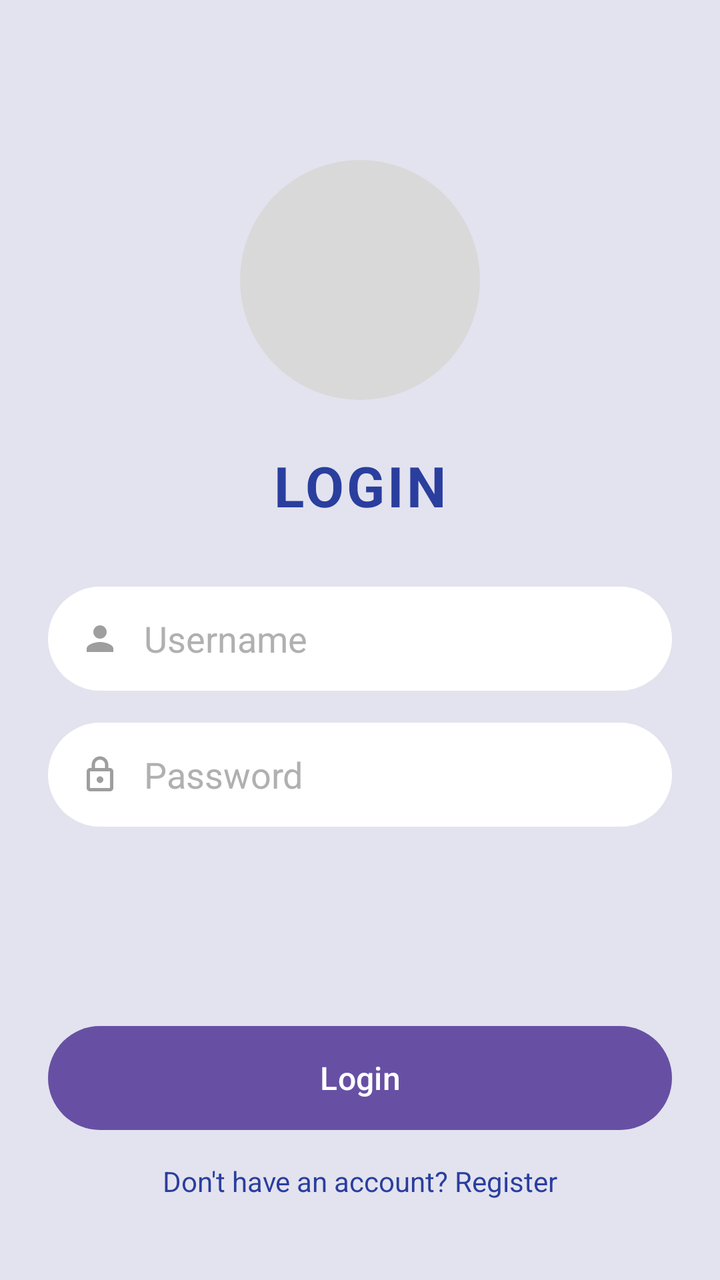
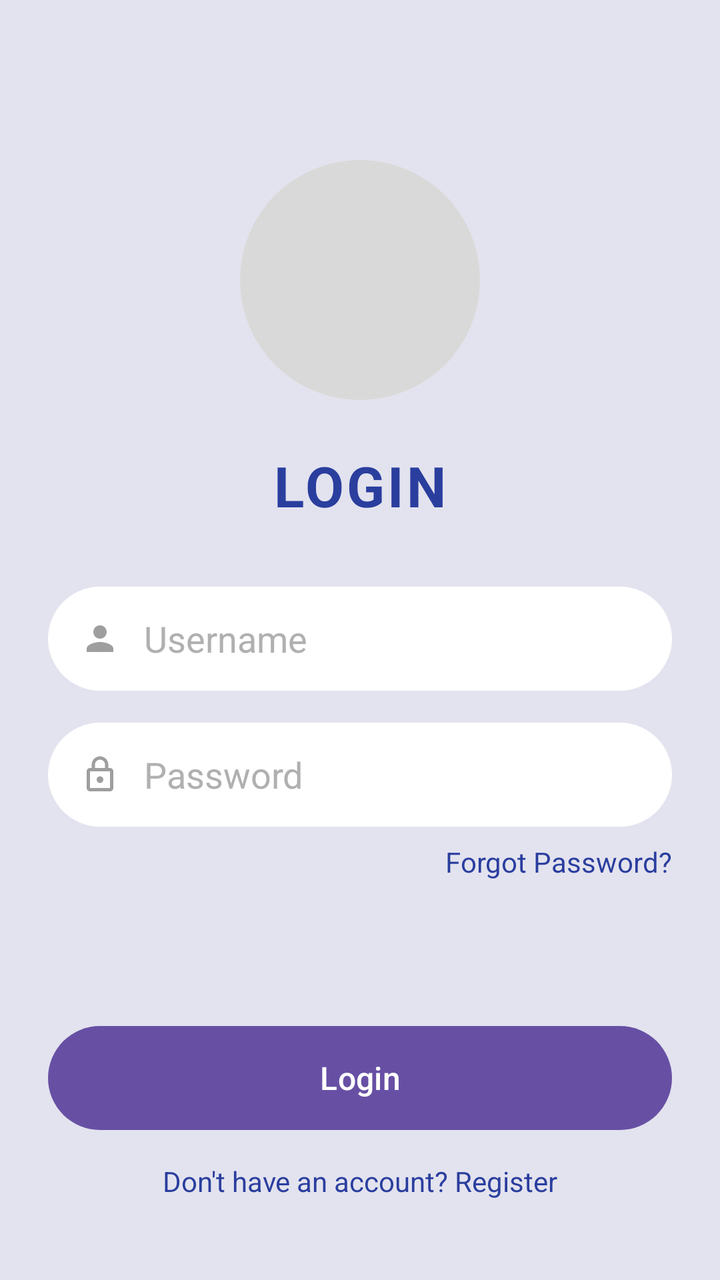

Compare the two renders of this Android layout. The source of the first and the diff that turns it into the second are given below.
<!-- AndroidManifest.xml: application theme Theme.EncikAircond -->
<!-- res/layout/activity_login.xml -->
<?xml version="1.0" encoding="utf-8"?>
<androidx.constraintlayout.widget.ConstraintLayout xmlns:android="http://schemas.android.com/apk/res/android"
    xmlns:app="http://schemas.android.com/apk/res-auto"
    xmlns:tools="http://schemas.android.com/tools"
    android:layout_width="match_parent"
    android:layout_height="match_parent"
    android:background="#E3E3EF"
    tools:context=".activities.LoginActivity">

    
    <View
        android:id="@+id/viewLogoCircle"
        android:layout_width="120dp"
        android:layout_height="120dp"
        android:background="@drawable/circle_logo"
        app:layout_constraintTop_toTopOf="parent"
        app:layout_constraintStart_toStartOf="parent"
        app:layout_constraintEnd_toEndOf="parent"
        android:layout_marginTop="80dp" />

    
    <TextView
        android:id="@+id/tvLoginTitle"
        android:layout_width="wrap_content"
        android:layout_height="wrap_content"
        android:text="LOGIN"
        android:textColor="#2A3E9E"
        android:textSize="28sp"
        android:textStyle="bold"
        android:letterSpacing="0.05"
        app:layout_constraintTop_toBottomOf="@id/viewLogoCircle"
        app:layout_constraintStart_toStartOf="parent"
        app:layout_constraintEnd_toEndOf="parent"
        android:layout_marginTop="24dp" />

    
    <LinearLayout
        android:id="@+id/layoutUsername"
        android:layout_width="0dp"
        android:layout_height="52dp"
        android:orientation="horizontal"
        android:gravity="center_vertical"
        android:background="@drawable/bg_input_field"
        android:paddingStart="16dp"
        android:paddingEnd="16dp"
        app:layout_constraintTop_toBottomOf="@id/tvLoginTitle"
        app:layout_constraintStart_toStartOf="parent"
        app:layout_constraintEnd_toEndOf="parent"
        android:layout_marginTop="32dp"
        android:layout_marginStart="24dp"
        android:layout_marginEnd="24dp">

        <ImageView
            android:layout_width="20dp"
            android:layout_height="20dp"
            android:src="@drawable/ic_person"
            app:tint="#9E9E9E" />

        <EditText
            android:id="@+id/etUsername"
            android:layout_width="0dp"
            android:layout_height="match_parent"
            android:layout_weight="1"
            android:layout_marginStart="12dp"
            android:hint="Username"
            android:textColorHint="#B0B0B0"
            android:textColor="#333333"
            android:background="@android:color/transparent"
            android:inputType="text"
            android:singleLine="true" />
    </LinearLayout>

    
    <LinearLayout
        android:id="@+id/layoutPassword"
        android:layout_width="0dp"
        android:layout_height="52dp"
        android:orientation="horizontal"
        android:gravity="center_vertical"
        android:background="@drawable/bg_input_field"
        android:paddingStart="16dp"
        android:paddingEnd="16dp"
        app:layout_constraintTop_toBottomOf="@id/layoutUsername"
        app:layout_constraintStart_toStartOf="parent"
        app:layout_constraintEnd_toEndOf="parent"
        android:layout_marginTop="16dp"
        android:layout_marginStart="24dp"
        android:layout_marginEnd="24dp">

        <ImageView
            android:layout_width="20dp"
            android:layout_height="20dp"
            android:src="@drawable/ic_lock"
            app:tint="#9E9E9E" />

        <EditText
            android:id="@+id/etPassword"
            android:layout_width="0dp"
            android:layout_height="match_parent"
            android:layout_weight="1"
            android:layout_marginStart="12dp"
            android:hint="Password"
            android:textColorHint="#B0B0B0"
            android:textColor="#333333"
            android:background="@android:color/transparent"
            android:inputType="textPassword"
            android:singleLine="true" />
    </LinearLayout>

    
    <Button
        android:id="@+id/btnLogin"
        android:layout_width="0dp"
        android:layout_height="52dp"
        android:text="Login"
        android:textColor="#FFFFFF"
        android:textSize="16sp"
        android:textAllCaps="false"
        android:background="@drawable/bg_button_login"
        app:layout_constraintStart_toStartOf="parent"
        app:layout_constraintEnd_toEndOf="parent"
        app:layout_constraintBottom_toTopOf="@id/tvRegister"
        android:layout_marginStart="24dp"
        android:layout_marginEnd="24dp"
        android:layout_marginBottom="16dp" />

    <TextView
        android:id="@+id/tvRegister"
        android:layout_width="wrap_content"
        android:layout_height="wrap_content"
        android:text="Don't have an account? Register"
        android:textColor="#2A3E9E"
        android:textSize="14sp"
        app:layout_constraintStart_toStartOf="parent"
        app:layout_constraintEnd_toEndOf="parent"
        app:layout_constraintBottom_toBottomOf="parent"
        android:layout_marginBottom="40dp"
        android:clickable="true"
        android:focusable="true" />

</androidx.constraintlayout.widget.ConstraintLayout>
<!-- resources referenced by this layout -->
<resources>
  <!-- drawable bg_button_login (drawable) -->
  <?xml version="1.0" encoding="utf-8"?>
  <shape xmlns:android="http://schemas.android.com/apk/res/android"
      android:shape="rectangle">
      <solid android:color="#2A3E9E" />
      <corners android:radius="26dp" />
  </shape>
  <!-- drawable bg_input_field (drawable) -->
  <?xml version="1.0" encoding="utf-8"?>
  <shape xmlns:android="http://schemas.android.com/apk/res/android"
      android:shape="rectangle">
      <solid android:color="#FFFFFF" />
      <corners android:radius="26dp" />
  </shape>
  <!-- drawable circle_logo (drawable) -->
  <?xml version="1.0" encoding="utf-8"?>
  <shape xmlns:android="http://schemas.android.com/apk/res/android">
  
      <solid android:color="#D9D9D9"/>
  
      <corners android:radius="100dp"/>
  
  </shape>
  <!-- drawable ic_lock (drawable) -->
  <vector xmlns:android="http://schemas.android.com/apk/res/android"
      android:width="24dp"
      android:height="24dp"
      android:viewportWidth="24"
      android:viewportHeight="24"
      android:tint="#9E9E9E">
      <path
          android:fillColor="#FF000000"
          android:pathData="M18,8h-1V6c0,-2.76 -2.24,-5 -5,-5S7,3.24 7,6v2H6c-1.1,0 -2,0.9 -2,2v10c0,1.1 0.9,2 2,2h12c1.1,0 2,-0.9 2,-2V10c0,-1.1 -0.9,-2 -2,-2zM9,6c0,-1.66 1.34,-3 3,-3s3,1.34 3,3v2H9V6zM18,20H6V10h12v10zM12,17c1.1,0 2,-0.9 2,-2s-0.9,-2 -2,-2s-2,0.9 -2,2S10.9,17 12,17z"/>
  </vector>
  <!-- drawable ic_person (drawable) -->
  <?xml version="1.0" encoding="utf-8"?>
  <vector xmlns:android="http://schemas.android.com/apk/res/android"
      android:width="24dp"
      android:height="24dp"
      android:viewportWidth="24"
      android:viewportHeight="24">
  
      <path
          android:fillColor="#FF000000"
          android:pathData="M12,12c2.21,0 4,-1.79 4,-4c0,-2.21 -1.79,-4 -4,-4c-2.21,0 -4,1.79 -4,4C8,10.21 9.79,12 12,12zM12,14c-2.67,0 -8,1.34 -8,4v2h16v-2C20,15.34 14.67,14 12,14z"/>
  </vector>
  <style name="Theme.EncikAircond" parent="Base.Theme.EncikAircond" />
  <style name="Base.Theme.EncikAircond" parent="Theme.Material3.DayNight.NoActionBar">
          
      </style>
</resources>

<!-- the commit's change to res/layout/activity_login.xml (unified diff, before → after) -->
@@ -107,6 +107,20 @@
             android:singleLine="true" />
     </LinearLayout>
 
+    <TextView
+        android:id="@+id/tvForgotPassword"
+        android:layout_width="wrap_content"
+        android:layout_height="wrap_content"
+        android:text="Forgot Password?"
+        android:textColor="#2A3E9E"
+        android:textSize="14sp"
+        android:layout_marginTop="8dp"
+        android:layout_marginEnd="24dp"
+        app:layout_constraintTop_toBottomOf="@id/layoutPassword"
+        app:layout_constraintEnd_toEndOf="parent"
+        android:clickable="true"
+        android:focusable="true" />
+
     
     <Button
         android:id="@+id/btnLogin"
